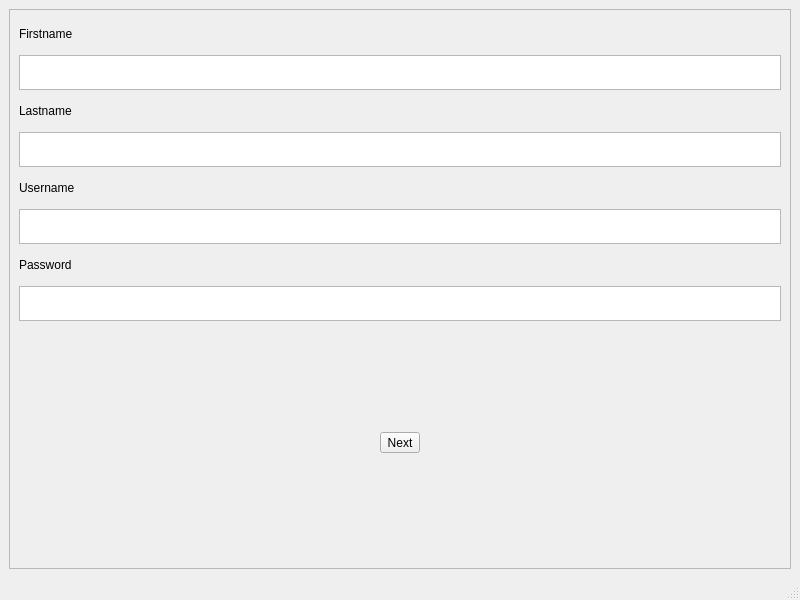
This is ui/1_Setup/UserCreationScreen.ui in F1l14/Software-Engineering-2025 as Qt 5 draws it before an edit. The edited form follows.
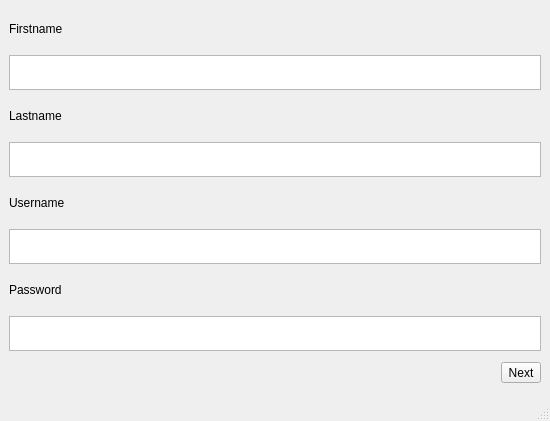
This is the edited form.

Commit message: New: User creation completed

```diff
--- a/ui/1_Setup/UserCreationScreen.ui
+++ b/ui/1_Setup/UserCreationScreen.ui
@@ -6,8 +6,8 @@
    <rect>
     <x>0</x>
     <y>0</y>
-    <width>800</width>
-    <height>600</height>
+    <width>550</width>
+    <height>421</height>
    </rect>
   </property>
   <property name="windowTitle">
@@ -16,38 +16,6 @@
   <widget class="QWidget" name="centralwidget">
    <layout class="QGridLayout" name="gridLayout">
     <item row="2" column="0">
-     <widget class="QFrame" name="frame">
-      <property name="frameShape">
-       <enum>QFrame::Shape::StyledPanel</enum>
-      </property>
-      <property name="frameShadow">
-       <enum>QFrame::Shadow::Raised</enum>
-      </property>
-      <layout class="QVBoxLayout" name="verticalLayout">
-       <item>
-        <widget class="QLabel" name="label">
-         <property name="maximumSize">
-          <size>
-           <width>16777215</width>
-           <height>30</height>
-          </size>
-         </property>
-         <property name="text">
-          <string>Firstname</string>
-         </property>
-        </widget>
-       </item>
-       <item>
-        <widget class="QPlainTextEdit" name="firstname_field">
-         <property name="maximumSize">
-          <size>
-           <width>16777215</width>
-           <height>35</height>
-          </size>
-         </property>
-        </widget>
-       </item>
-       <item>
         <widget class="QLabel" name="label_2">
          <property name="maximumSize">
           <size>
@@ -60,17 +28,20 @@
          </property>
         </widget>
        </item>
-       <item>
-        <widget class="QPlainTextEdit" name="lastname_field">
+    <item row="0" column="0">
+     <widget class="QLabel" name="label">
          <property name="maximumSize">
           <size>
            <width>16777215</width>
-           <height>35</height>
-          </size>
-         </property>
-        </widget>
-       </item>
-       <item>
+        <height>30</height>
+       </size>
+      </property>
+      <property name="text">
+       <string>Firstname</string>
+      </property>
+     </widget>
+    </item>
+    <item row="5" column="0">
         <widget class="QLabel" name="label_3">
          <property name="maximumSize">
           <size>
@@ -83,17 +54,7 @@
          </property>
         </widget>
        </item>
-       <item>
-        <widget class="QPlainTextEdit" name="username_field">
-         <property name="maximumSize">
-          <size>
-           <width>16777215</width>
-           <height>35</height>
-          </size>
-         </property>
-        </widget>
-       </item>
-       <item>
+    <item row="7" column="0">
         <widget class="QLabel" name="label_4">
          <property name="maximumSize">
           <size>
@@ -106,30 +67,51 @@
          </property>
         </widget>
        </item>
-       <item>
-        <widget class="QPlainTextEdit" name="password_field">
-         <property name="maximumSize">
-          <size>
-           <width>16777215</width>
-           <height>35</height>
-          </size>
-         </property>
-        </widget>
-       </item>
-       <item>
-        <widget class="QWidget" name="widget" native="true">
-         <layout class="QHBoxLayout" name="horizontalLayout_3">
-          <item>
+    <item row="9" column="0" alignment="Qt::AlignmentFlag::AlignRight">
            <widget class="QToolButton" name="next_button">
             <property name="text">
              <string>Next</string>
             </property>
            </widget>
           </item>
-         </layout>
-        </widget>
-       </item>
-      </layout>
+    <item row="1" column="0">
+     <widget class="QTextEdit" name="firstname_field">
+      <property name="maximumSize">
+       <size>
+        <width>16777215</width>
+        <height>35</height>
+       </size>
+      </property>
+     </widget>
+    </item>
+    <item row="3" column="0">
+     <widget class="QTextEdit" name="lastname_field">
+      <property name="maximumSize">
+       <size>
+        <width>16777215</width>
+        <height>35</height>
+       </size>
+      </property>
+     </widget>
+    </item>
+    <item row="6" column="0">
+     <widget class="QTextEdit" name="username_field">
+      <property name="maximumSize">
+       <size>
+        <width>16777215</width>
+        <height>35</height>
+       </size>
+      </property>
+     </widget>
+    </item>
+    <item row="8" column="0">
+     <widget class="QTextEdit" name="password_field">
+      <property name="maximumSize">
+       <size>
+        <width>16777215</width>
+        <height>35</height>
+       </size>
+      </property>
      </widget>
     </item>
    </layout>
```
Left out of the diff: 2 changed lines with no effect on the pictures. Lines whose indentation alone changed are shown as unchanged. The commit also changes 7 other files.
